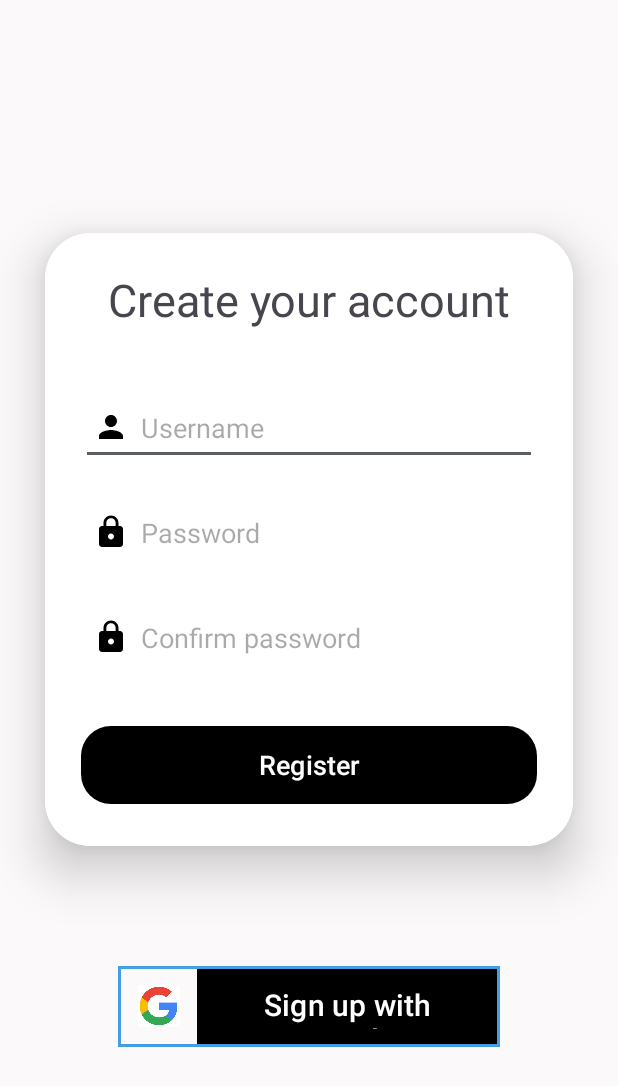
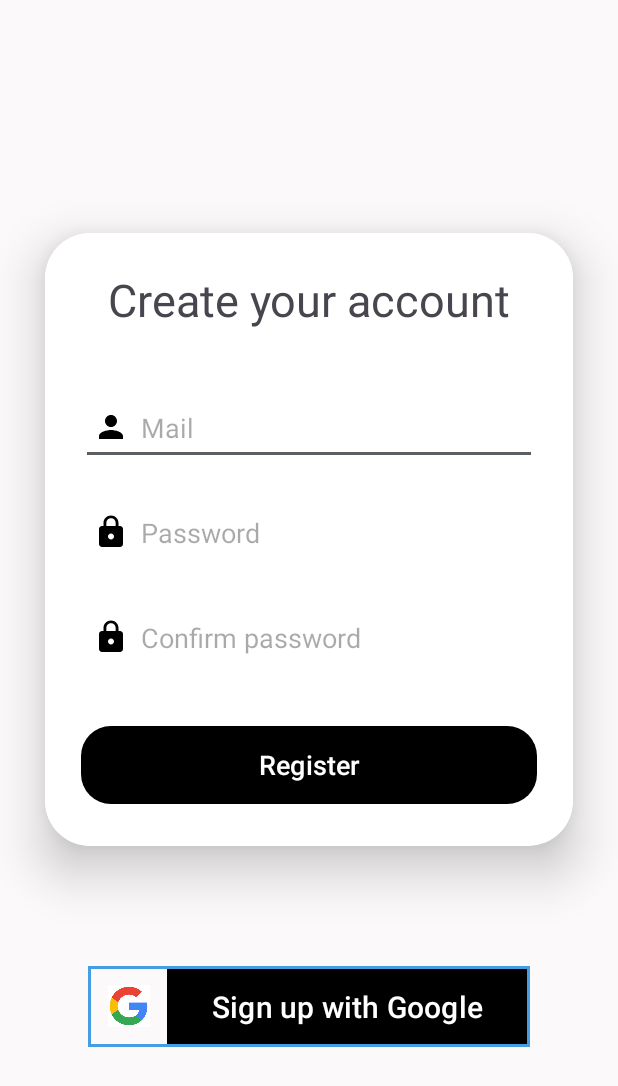
Before and after one commit to Black4rrow/TP_Espace, an Android app: the CreateAccountActivity screen opened directly, with no data from a screen before it, after a tap on "Register", on a phone screen of 412 x 824 dp. Shown: the top 1086 px of the screen. Run offline under Robolectric (Android 15) with nearby library versions, the phone set to English and light mode, and no system bars; our stand-ins replace Firebase (no records; nobody signed in at launch, a user with empty details on screens opened directly); 1 statement that could not run was skipped.

Commit message:
firebase mail password and xml

```diff
--- a/app/src/main/java/com/example/tp_mobile/model/User.kt
+++ b/app/src/main/java/com/example/tp_mobile/model/User.kt
@@ -2,6 +2,6 @@ package com.example.tp_mobile.model
 
 class User(
     var id: Int = 0,
-    var username: String = "",
+    var mail: String = "",
     var password: String = ""
 )
--- a/app/src/main/java/com/example/tp_mobile/views/login/CreateAccountActivity.kt
+++ b/app/src/main/java/com/example/tp_mobile/views/login/CreateAccountActivity.kt
@@ -29,7 +29,7 @@ class CreateAccountActivity : AppCompatActivity() {
 
         sharedPreferences = getSharedPreferences("data", Context.MODE_PRIVATE)
         binding.registerButton.setOnClickListener {
-            val name = binding.username.text.toString()
+            val name = binding.mail.text.toString()
             val password = binding.password.text.toString()
             val confirmPassword = binding.confirmPassword.text.toString()
 
--- a/app/src/main/java/com/example/tp_mobile/views/login/CreateAccountViewModel.kt
+++ b/app/src/main/java/com/example/tp_mobile/views/login/CreateAccountViewModel.kt
@@ -15,10 +15,10 @@ class CreateAccountViewModel : ViewModel() {
     private lateinit var auth: FirebaseAuth
 
 
-    suspend fun createAccount(name : String, password : String, sharedPreferences: SharedPreferences, context: Context){
-        var user = User(username = name, password = password)
+    suspend fun createAccount(mail : String, password : String, sharedPreferences: SharedPreferences, context: Context){
+        var user = User(mail = mail, password = password)
         UserRepository.addUserToSharedPreferences(user,sharedPreferences)
-        signUp(name,password)
+        signUp(mail,password)
         Toast.makeText(context, "Login Successful!", Toast.LENGTH_SHORT).show()
 
 
--- a/app/src/main/java/com/example/tp_mobile/views/login/LoginViewModel.kt
+++ b/app/src/main/java/com/example/tp_mobile/views/login/LoginViewModel.kt
@@ -16,21 +16,21 @@ class LoginViewModel : ViewModel() {
     suspend fun login(
         context: Context,
         sharedPreferences: SharedPreferences,
-        name: String,
+        mail: String,
         password: String
     ): Boolean {
         val isConnected = NetworkUtils.isInternetAvailable(context)
         users = UserRepository.getUsersInSharedPreferences(sharedPreferences).toMutableList()
         if (isConnected) {
             users.forEach { user ->
-                if (user.username == name && user.password.equals(password)) {
+                if (user.mail == mail && user.password.equals(password)) {
                     Toast.makeText(context, "Login Successful!", Toast.LENGTH_SHORT).show()
                     return true
                 }
             }
             return false
         }else{
-            return signIn(name,password)
+            return signIn(mail,password)
         }
     }
 
--- a/app/src/main/res/layout/activity_create_account.xml
+++ b/app/src/main/res/layout/activity_create_account.xml
@@ -34,10 +34,10 @@
                 <EditText
                     android:layout_width="match_parent"
                     android:layout_height="50dp"
-                    android:id="@+id/username"
+                    android:id="@+id/mail"
                     android:layout_marginTop="40dp"
                     android:padding="8dp"
-                    android:hint="Username"
+                    android:hint="Mail"
                     android:textColor="@color/black"
                     android:drawablePadding="8dp"
                     android:drawableLeft="@drawable/baseline_person_24"/>
@@ -101,7 +101,7 @@
             <Button
                 android:id="@+id/signUpButton"
                 android:textAllCaps="false"
-                android:layout_width="200dp"
+                android:layout_width="240dp"
                 android:layout_height="50dp"
                 android:background="@color/blue"
                 android:text="Sign up with Google"
```
Also changed, not shown: app/src/main/java/com/example/tp_mobile/views/login/LoginActivity.kt (+18 -23 lines), app/src/main/res/layout/activity_login.xml (+9 -7 lines).
